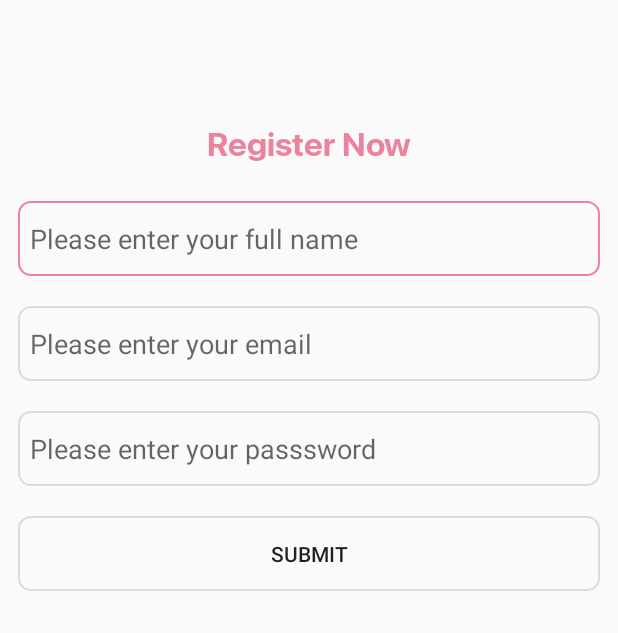
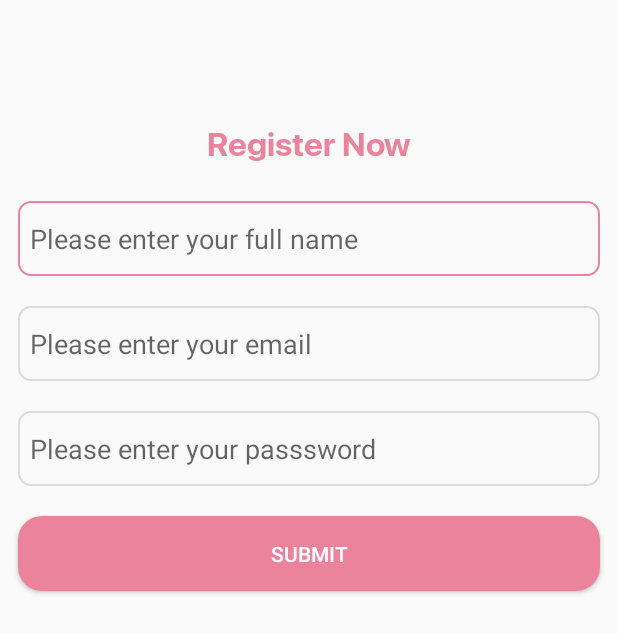
Before and after one commit to omarhatem1995/CosmeticsApp, an Android app: the screen it shows after launch (SignupActivity), on a phone screen of 412 x 824 dp. Shown: the top 633 px of the screen. Run offline under Robolectric (Android 15) with nearby library versions, the light colour scheme and no system bars; our stand-ins replace Firebase (no records; nobody signed in at launch, a user with empty details on screens opened directly); libraries missing offline, so code that uses them is left out: com.github.ybq.android.

Commit message:
fixed design of the signup page

```diff
--- a/app/src/main/java/com/example/blaumtask/ui/SignupActivity.java
+++ b/app/src/main/java/com/example/blaumtask/ui/SignupActivity.java
@@ -14,6 +14,7 @@ import android.widget.Toast;
 import com.example.blaumtask.R;
 import com.example.blaumtask.ui.SignupPresenter.SignupPresenter;
 import com.example.blaumtask.ui.SignupPresenter.SignupPresenterListener;
+import com.example.blaumtask.ui.utils.SpinnerDialog;
 import com.google.android.gms.tasks.OnCompleteListener;
 import com.google.android.gms.tasks.Task;
 import com.google.firebase.auth.AuthResult;
@@ -29,6 +30,7 @@ public class SignupActivity extends AppCompatActivity implements SignupPresenter
     private String TAG = "SignupActivity";
 
     private SignupPresenter signupPresenter;
+    private SpinnerDialog spinnerDialog;
 
     @Override
     protected void onCreate(Bundle savedInstanceState) {
@@ -46,8 +48,8 @@ public class SignupActivity extends AppCompatActivity implements SignupPresenter
         submit = findViewById(R.id.submit_signup);
 
         mAuth = FirebaseAuth.getInstance();
-
-        signupPresenter = new SignupPresenter(this,this);
+        spinnerDialog = new SpinnerDialog(this);
+        signupPresenter = new SignupPresenter(this,this, this);
 
         submit.setOnClickListener(new View.OnClickListener() {
             @Override
@@ -65,12 +67,19 @@ public class SignupActivity extends AppCompatActivity implements SignupPresenter
         super.onStart();
         FirebaseUser currentUser = mAuth.getCurrentUser();
         if(currentUser != null){
-//            reload();
         }
     }
 
     @Override
-    public void submitLogin(String fullname, String email, String password) {
+    public void showProgress() {
+        if(spinnerDialog!=null)
+        spinnerDialog.show();
+    }
 
+    @Override
+    public void hideProgress() {
+        if(spinnerDialog!=null && spinnerDialog.isShowing()){
+            spinnerDialog.hide();
+        }
     }
 }
--- a/app/src/main/java/com/example/blaumtask/ui/SignupPresenter/SignupPresenter.java
+++ b/app/src/main/java/com/example/blaumtask/ui/SignupPresenter/SignupPresenter.java
@@ -37,9 +37,12 @@ public class SignupPresenter {
 
     FirebaseFirestore firestore;
 
-    public SignupPresenter(Activity activity,Context context){
+    SignupPresenterListener signupPresenterListener;
+
+    public SignupPresenter(Activity activity,Context context,SignupPresenterListener signupPresenterListener){
         this.activity = activity;
         this.context = context;
+        this.signupPresenterListener = signupPresenterListener;
         firestore = FirebaseFirestore.getInstance();
     }
 
@@ -50,6 +53,8 @@ public class SignupPresenter {
         signupRequestModel.setFullname(fullName);
         signupRequestModel.setEmail(email);
         signupRequestModel.setPassword(password);
+
+        signupPresenterListener.showProgress();
 
         mAuth.createUserWithEmailAndPassword(email, password)
                 .addOnCompleteListener(new OnCompleteListener<AuthResult>() {
@@ -68,14 +73,20 @@ public class SignupPresenter {
                                 @Override
                                 public void onSuccess(Void aVoid) {
 
+                                    signupPresenterListener.hideProgress();
+
                                     Log.d(TAG,"UserFirestore" + userId);
                                     startActivity(context,new Intent(activity, MainActivity.class),null);
+                                    activity.finishAffinity();
 
                                 }
                             }).addOnFailureListener(new OnFailureListener() {
                                 @Override
                                 public void onFailure(@NonNull Exception e) {
+
+                                    signupPresenterListener.hideProgress();
                                     Toast.makeText(activity, "Failed" + e.getMessage(), Toast.LENGTH_SHORT).show();
+
                                 }
                             });
                         } else {
--- a/app/src/main/java/com/example/blaumtask/ui/SignupPresenter/SignupPresenterListener.java
+++ b/app/src/main/java/com/example/blaumtask/ui/SignupPresenter/SignupPresenterListener.java
@@ -1,5 +1,6 @@
 package com.example.blaumtask.ui.SignupPresenter;
 
 public interface SignupPresenterListener {
-    void submitLogin(String fullname , String email , String password);
+    void showProgress();
+    void hideProgress();
 }
--- /dev/null
+++ b/app/src/main/java/com/example/blaumtask/ui/utils/SpinnerDialog.java
@@ -0,0 +1,40 @@
+package com.example.blaumtask.ui.utils;
+
+import android.app.Dialog;
+import android.content.Context;
+import android.os.Bundle;
+import android.view.WindowManager;
+
+import com.example.blaumtask.R;
+import com.github.ybq.android.spinkit.SpinKitView;
+
+public class SpinnerDialog extends Dialog {
+    Context context;
+
+    public SpinnerDialog(Context context) {
+        super(context);
+        this.context = context;
+
+
+    }
+
+
+    @Override
+    protected void onCreate(Bundle savedInstanceState) {
+        super.onCreate(savedInstanceState);
+
+        this.setContentView(R.layout.activity_loading_screen);
+        this.getWindow().setLayout(WindowManager.LayoutParams.WRAP_CONTENT, WindowManager.LayoutParams.WRAP_CONTENT);
+        this.getWindow().setBackgroundDrawableResource(android.R.color.transparent);
+        SpinKitView spin_kit = this.findViewById(R.id.spin_kit);
+        this.setCancelable(false);
+
+
+    }
+
+    @Override
+    public void hide() {
+        super.hide();
+
+    }
+}
--- /dev/null
+++ b/app/src/main/res/drawable/view_background_button_rounded.xml
@@ -0,0 +1,5 @@
+<?xml version="1.0" encoding="utf-8"?>
+<shape xmlns:android="http://schemas.android.com/apk/res/android">
+    <solid android:color="@color/colorPrimary" />
+    <corners android:radius="16dp" />
+</shape>
--- a/app/src/main/res/layout/activity_signup.xml
+++ b/app/src/main/res/layout/activity_signup.xml
@@ -8,7 +8,7 @@
 
     <TextView
         android:id="@+id/signup_textview"
-        android:text="Register Now"
+        android:text="@string/register_now"
         android:fontFamily="@font/bold"
         android:textSize="22sp"
         android:textColor="@color/colorPrimary"
@@ -21,10 +21,13 @@
 
     <EditText
         android:id="@+id/fullname"
-        android:hint="Please enter your full name"
+        android:hint="@string/please_enter_your_full_name"
         android:background="@drawable/view_background_form"
         android:layout_width="match_parent"
         android:layout_height="50dp"
+        android:nextFocusDown="@id/email"
+        android:singleLine="true"
+        android:imeOptions="actionNext"
         android:paddingStart="8dp"
         android:layout_marginTop="20dp"
         android:layout_marginStart="12dp"
@@ -33,10 +36,13 @@
         app:layout_constraintTop_toBottomOf="@id/signup_textview"/>
     <EditText
         android:id="@+id/email"
-        android:hint="Please enter your email"
+        android:hint="@string/please_enter_your_email"
         android:background="@drawable/view_background_form"
         android:layout_width="match_parent"
         android:layout_height="50dp"
+        android:nextFocusDown="@id/password"
+        android:singleLine="true"
+        android:imeOptions="actionNext"
         android:paddingStart="8dp"
         android:layout_marginTop="20dp"
         android:layout_marginStart="12dp"
@@ -46,10 +52,12 @@
 
     <EditText
         android:id="@+id/password"
-        android:hint="Please enter your passsword"
+        android:hint="@string/please_enter_your_passsword"
         android:inputType="textPassword"
         android:background="@drawable/view_background_form"
         android:layout_width="match_parent"
+        android:singleLine="true"
+        android:imeOptions="actionNext"
         android:paddingStart="8dp"
         android:layout_height="50dp"
         android:layout_marginTop="20dp"
@@ -60,8 +68,9 @@
 
     <Button
         android:id="@+id/submit_signup"
-        android:text="Submit"
-        android:background="@drawable/view_background_form"
+        android:text="@string/submit"
+        android:textColor="@color/white"
+        android:background="@drawable/view_background_button_rounded"
         android:layout_width="match_parent"
         android:layout_height="50dp"
         android:layout_marginTop="20dp"
--- a/app/src/main/res/values/strings.xml
+++ b/app/src/main/res/values/strings.xml
@@ -21,5 +21,10 @@
     values-round/strings.xml for round devices.
     -->
     <string name="hello_world">Hello Square World!</string>
+    <string name="register_now">Register Now</string>
+    <string name="please_enter_your_full_name">Please enter your full name</string>
+    <string name="please_enter_your_email">Please enter your email</string>
+    <string name="please_enter_your_passsword">Please enter your passsword</string>
+    <string name="submit">Submit</string>
 
 </resources>
```
Also changed, not shown: app/build.gradle (+7 -0 lines), app/src/main/res/layout/activity_loading_screen.xml (added, +29 -0 lines).
